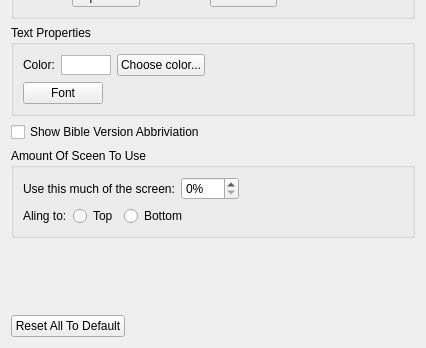
Qt form src/biblesettingwidget.ui (SoftProjector/src) before a commit; both pictures show x 0 to 426 and y 264 to 612 of the 426 by 612 pixel window.
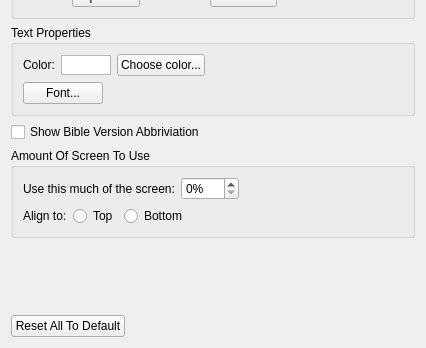
The same form after that commit.

```diff
--- a/src/biblesettingwidget.ui
+++ b/src/biblesettingwidget.ui
@@ -276,7 +276,7 @@
         <item>
          <widget class="QPushButton" name="button_font">
           <property name="text">
-           <string>Font</string>
+           <string>Font...</string>
           </property>
          </widget>
         </item>
@@ -308,7 +308,7 @@
    <item row="5" column="0">
     <widget class="QGroupBox" name="groupBox_maxScreen">
      <property name="title">
-      <string>Amount Of Sceen To Use</string>
+      <string>Amount Of Screen To Use</string>
      </property>
      <layout class="QGridLayout" name="gridLayout">
       <item row="0" column="0">
@@ -350,7 +350,7 @@
         <item>
          <widget class="QLabel" name="label_maxTopButtom">
           <property name="text">
-           <string>Aling to:</string>
+           <string>Align to:</string>
           </property>
          </widget>
         </item>
```
